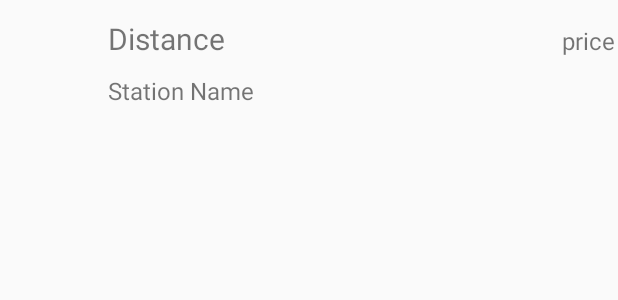
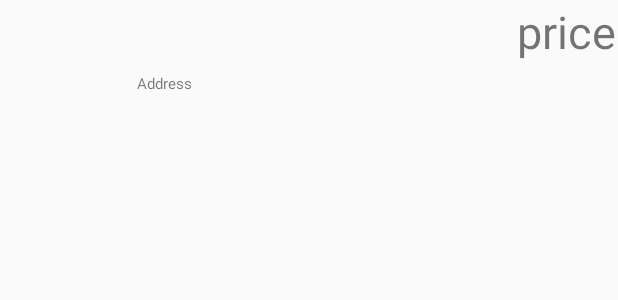
Before and after one commit to bradlangel/GBMApplication, an Android app: the layout list_item.xml on its own in the app's theme, with its tools: preview values and no code run, on a phone screen of 412 x 824 dp. Shown: the top 300 px of the screen. Run offline under Robolectric (Android 15) with nearby library versions, the phone set to English and light mode, and no system bars.

Commit message:
different fonts&layout

```diff
--- a/app/src/main/java/com/bradlangel/gasbyme/SettingsActivity.java
+++ b/app/src/main/java/com/bradlangel/gasbyme/SettingsActivity.java
@@ -29,7 +29,7 @@ import java.util.List;
  * href="http://developer.android.com/guide/topics/ui/settings.html">Settings
  * API Guide</a> for more information on developing a Settings UI.
  */
-public class SettingsActivity extends PreferenceActivity {
+public class SettingsActivity extends PreferenceActivity  {
     /**
      * Determines whether to always show the simplified settings UI, where
      * settings are presented in a single list. When false, settings are shown
--- a/app/src/main/res/layout/activity_main.xml
+++ b/app/src/main/res/layout/activity_main.xml
@@ -7,6 +7,7 @@
     android:paddingRight="@dimen/activity_horizontal_margin"
     android:paddingTop="?attr/actionBarSize"
     android:paddingBottom="@dimen/activity_vertical_margin"
+    android:background="@color/main_background"
     tools:context=".MainActivity">
 
     <ListView
@@ -15,4 +16,5 @@
         android:layout_height="wrap_content"
         />
 
+
 </LinearLayout>
--- a/app/src/main/res/layout/list_item.xml
+++ b/app/src/main/res/layout/list_item.xml
@@ -3,12 +3,12 @@
 <RelativeLayout xmlns:android="http://schemas.android.com/apk/res/android"
     android:layout_width="match_parent"
     android:layout_height="match_parent"
-    android:padding="2dp">
+    android:padding="1dp">
 
     <ImageView
         android:id="@+id/gas_pic"
-        android:layout_width="70dp"
-        android:layout_height="70dp"
+        android:layout_width="90dp"
+        android:layout_height="90dp"
         android:contentDescription="desc"
         android:paddingLeft="10dp"
         android:paddingRight="10dp" />
@@ -20,17 +20,17 @@
         android:layout_marginTop="10dp"
         android:layout_toRightOf="@+id/gas_pic"
         android:paddingBottom="10dp"
-        android:text="Distance"
+        android:text=""
         android:textSize="20sp" />
 
     <TextView
-        android:id="@+id/station_name"
+        android:id="@+id/address"
         android:layout_width="wrap_content"
         android:layout_height="wrap_content"
         android:layout_alignLeft="@+id/distance"
         android:layout_below="@+id/distance"
-        android:text="Station Name"
-        android:textSize="16sp" />
+        android:text="Address"
+        android:textSize="10sp" />
 
     <TextView
         android:id="@+id/price"
@@ -40,6 +40,6 @@
         android:layout_alignBottom="@+id/distance"
         android:layout_alignParentRight="true"
         android:text="price"
-        android:textSize="16sp" />
+        android:textSize="30sp" />
 
 </RelativeLayout>
```
